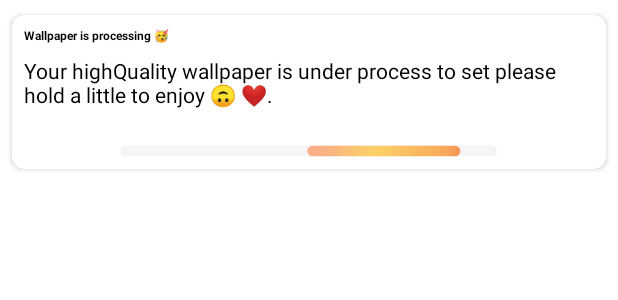
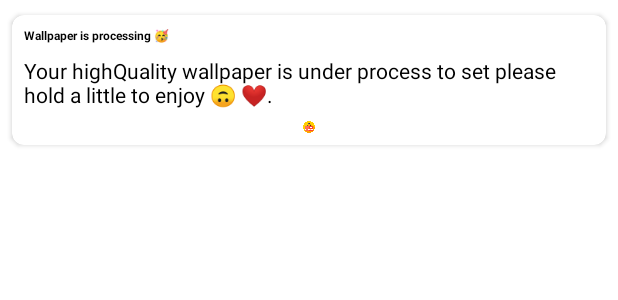
Before and after one commit to Areeb786123/sekai_sheet, an Android app: the layout alter_dialogue_layout.xml on its own in the app's theme, with its tools: preview values and no code run, on a phone screen of 412 x 824 dp. Shown: the top 300 px of the screen. Run offline under Robolectric (Android 15) with nearby library versions, the phone set to English and light mode, and no system bars; Roboto replaces fonts that are not available here.

Commit message:
added custom dialog

```diff
--- a/app/src/main/java/com/areeb/sekaisheet/ui/base/MainActivity.kt
+++ b/app/src/main/java/com/areeb/sekaisheet/ui/base/MainActivity.kt
@@ -4,6 +4,7 @@ import android.os.Bundle
 import android.view.View
 import android.view.WindowManager.LayoutParams.FLAG_FULLSCREEN
 import androidx.appcompat.app.AppCompatActivity
+import androidx.navigation.NavController
 import androidx.navigation.fragment.NavHostFragment
 import androidx.navigation.ui.setupWithNavController
 import com.areeb.sekaisheet.utils.visible
@@ -14,6 +15,7 @@ import dagger.hilt.android.AndroidEntryPoint
 open class MainActivity : AppCompatActivity() {
 
     private lateinit var binding: ActivityMainBinding
+    lateinit var navController: NavController
     override fun onCreate(savedInstanceState: Bundle?) {
         super.onCreate(savedInstanceState)
 
@@ -22,7 +24,7 @@ open class MainActivity : AppCompatActivity() {
         setContentView(view)
         val navHostFragment =
             supportFragmentManager.findFragmentById(binding.fragmentContainerView.id) as NavHostFragment?
-        val navController = navHostFragment!!.navController
+        navController = navHostFragment!!.navController
         binding.bottomNav.setupWithNavController(navController)
     }
 
@@ -32,4 +34,5 @@ open class MainActivity : AppCompatActivity() {
     ) {
         binding.bottomNav.visible(isBottomVisible)
     }
+
 }
--- a/app/src/main/java/com/areeb/sekaisheet/ui/homeDetail/activity/HomeDetailActivity.kt
+++ b/app/src/main/java/com/areeb/sekaisheet/ui/homeDetail/activity/HomeDetailActivity.kt
@@ -11,7 +11,6 @@ import dagger.hilt.android.AndroidEntryPoint
 
 @AndroidEntryPoint
 class HomeDetailActivity : MainActivity() {
-
     companion object {
         private const val TAG = "homeDetailActivity"
 
--- a/app/src/main/java/com/areeb/sekaisheet/ui/homeDetail/dialog/ProgressDialog.kt
+++ b/app/src/main/java/com/areeb/sekaisheet/ui/homeDetail/dialog/ProgressDialog.kt
@@ -44,5 +44,4 @@ class ProgressDialog @Inject constructor() : DialogFragment() {
             dismiss()
         }
     }
-
 }
--- a/app/src/main/res/layout/alter_dialogue_layout.xml
+++ b/app/src/main/res/layout/alter_dialogue_layout.xml
@@ -42,27 +42,14 @@
             android:textStyle="normal"
             app:layout_constraintTop_toBottomOf="@+id/settingUpTitle" />
 
-        <com.airbnb.lottie.LottieAnimationView
-            android:id="@+id/loaderAnimation"
+        <ImageView
             android:layout_width="match_parent"
             android:layout_height="@dimen/size_150"
-            android:layout_marginTop="@dimen/size_10"
             app:layout_constraintTop_toBottomOf="@+id/settingUpDescription"
-            app:lottie_autoPlay="true"
-            app:lottie_loop="true"
-            app:lottie_rawRes="@raw/processing" />
-
-        <com.airbnb.lottie.LottieAnimationView
-            android:id="@+id/progressAnimation"
-            android:layout_width="match_parent"
-            android:layout_height="@dimen/size_30"
-            android:layout_marginStart="@dimen/size_10"
-            android:layout_marginTop="@dimen/size_10"
-            android:layout_marginEnd="@dimen/size_10"
-            app:layout_constraintTop_toBottomOf="@+id/loaderAnimation"
-            app:lottie_autoPlay="true"
-            app:lottie_loop="true"
-            app:lottie_rawRes="@raw/progress_line" />
-
+            android:layout_marginTop="@dimen/size_20"
+            app:layout_constraintStart_toStartOf="parent"
+            app:layout_constraintEnd_toEndOf="parent"
+            android:layout_marginBottom="@dimen/size_10"
+            android:src="@drawable/ic_work_in_progress"/>
     </androidx.constraintlayout.widget.ConstraintLayout>
 </androidx.cardview.widget.CardView>
```
Also changed, not shown: app/src/main/java/com/areeb/sekaisheet/ui/homeDetail/fragment/HomeDetailFragment.kt (+25 -7 lines), app/src/main/java/com/areeb/sekaisheet/ui/homeDetail/viewModel/HomeDetailViewModel.kt (+13 -11 lines), app/src/main/res/drawable/ic_work_in_progress.png (added).
